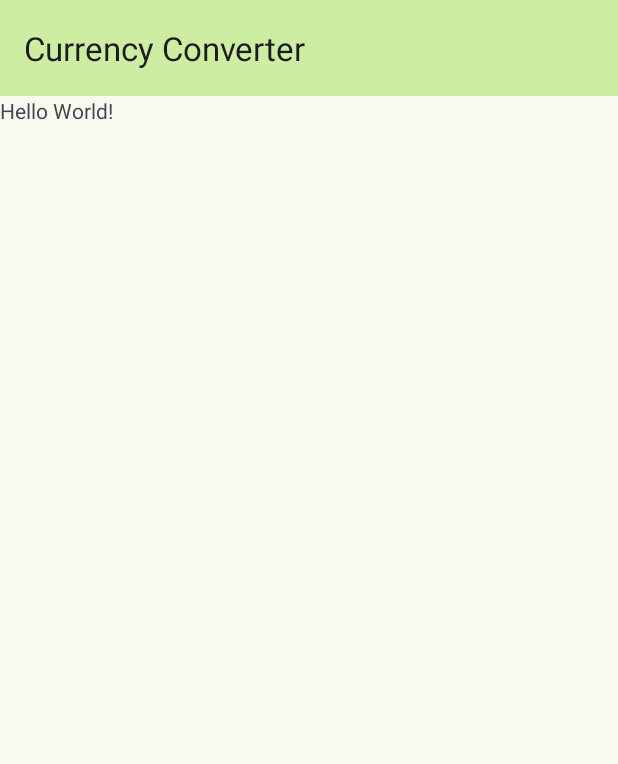
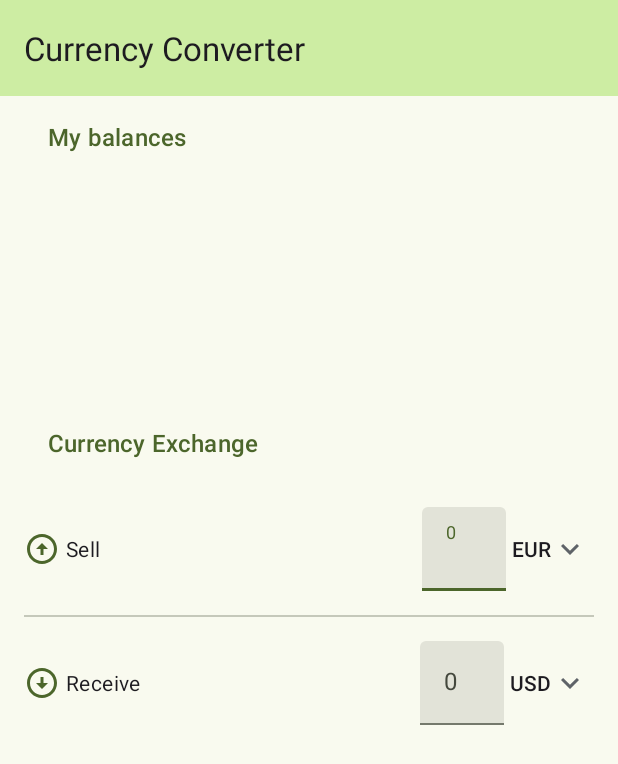
Before and after one commit to gr-alia/CurrencyExcahnge, an Android app: the screen it shows after launch (MainActivity), on a phone screen of 412 x 824 dp. Shown: the top 764 px of the screen. Run offline under Robolectric (Android 15) with nearby library versions, the phone set to English and light mode, and no system bars.

Commit message:
Setup layout design

```diff
--- /dev/null
+++ b/app/src/main/res/drawable/ic_arrow_circle_down.xml
@@ -0,0 +1,9 @@
+<vector xmlns:android="http://schemas.android.com/apk/res/android"
+    android:width="24dp"
+    android:height="24dp"
+    android:viewportWidth="24"
+    android:viewportHeight="24">
+  <path
+      android:pathData="M12,4c4.41,0 8,3.59 8,8s-3.59,8 -8,8s-8,-3.59 -8,-8S7.59,4 12,4M12,2C6.48,2 2,6.48 2,12c0,5.52 4.48,10 10,10c5.52,0 10,-4.48 10,-10C22,6.48 17.52,2 12,2L12,2zM13,12l0,-4h-2l0,4H8l4,4l4,-4H13z"
+      android:fillColor="#5f6368"/>
+</vector>
--- /dev/null
+++ b/app/src/main/res/drawable/ic_arrow_circle_up.xml
@@ -0,0 +1,9 @@
+<vector xmlns:android="http://schemas.android.com/apk/res/android"
+    android:width="24dp"
+    android:height="24dp"
+    android:viewportWidth="24"
+    android:viewportHeight="24">
+  <path
+      android:pathData="M12,20c-4.41,0 -8,-3.59 -8,-8s3.59,-8 8,-8s8,3.59 8,8S16.41,20 12,20M12,22c5.52,0 10,-4.48 10,-10c0,-5.52 -4.48,-10 -10,-10C6.48,2 2,6.48 2,12C2,17.52 6.48,22 12,22L12,22zM11,12l0,4h2l0,-4h3l-4,-4l-4,4H11z"
+      android:fillColor="#5f6368"/>
+</vector>
--- /dev/null
+++ b/app/src/main/res/drawable/ic_expand_more.xml
@@ -0,0 +1,9 @@
+<vector xmlns:android="http://schemas.android.com/apk/res/android"
+    android:width="24dp"
+    android:height="24dp"
+    android:viewportWidth="24"
+    android:viewportHeight="24">
+  <path
+      android:pathData="M16.59,8.59L12,13.17 7.41,8.59 6,10l6,6 6,-6 -1.41,-1.41z"
+      android:fillColor="#5f6368"/>
+</vector>
--- a/app/src/main/res/layout/activity_main.xml
+++ b/app/src/main/res/layout/activity_main.xml
@@ -5,6 +5,7 @@
     android:id="@+id/main"
     android:layout_width="match_parent"
     android:layout_height="match_parent"
+    android:background="?attr/colorSurface"
     tools:context=".MainActivity">
 
     <com.google.android.material.appbar.AppBarLayout
@@ -32,13 +33,125 @@
             android:orientation="vertical">
 
             <TextView
-                android:layout_width="wrap_content"
+                android:id="@+id/balances_title"
+                android:layout_width="match_parent"
                 android:layout_height="wrap_content"
-                android:text="Hello World!"
-                app:layout_constraintBottom_toBottomOf="parent"
-                app:layout_constraintEnd_toEndOf="parent"
-                app:layout_constraintStart_toStartOf="parent"
-                app:layout_constraintTop_toTopOf="parent" />
+                android:paddingHorizontal="32dp"
+                android:paddingVertical="16dp"
+                android:text="@string/main_total_balances_title"
+                android:textAppearance="@style/TextAppearance.Material3.TitleMedium"
+                android:textColor="?attr/colorPrimary" />
+
+            <View
+                android:layout_width="match_parent"
+                android:layout_height="150dp" />
+
+            <TextView
+                android:id="@+id/currency_exchange_title"
+                android:layout_width="match_parent"
+                android:layout_height="wrap_content"
+                android:paddingHorizontal="32dp"
+                android:paddingVertical="16dp"
+                android:text="@string/main_currency_exchange_title"
+                android:textAppearance="@style/TextAppearance.Material3.TitleMedium"
+                android:textColor="?attr/colorPrimary"
+                app:drawableTint="?attr/colorError" />
+
+            <LinearLayout
+                android:layout_width="match_parent"
+                android:layout_height="wrap_content"
+                android:gravity="center_vertical"
+                android:orientation="horizontal"
+                android:padding="16dp">
+
+                <TextView
+                    android:layout_width="0dp"
+                    android:layout_height="wrap_content"
+                    android:layout_weight="1"
+                    android:drawablePadding="4dp"
+                    android:gravity="center_vertical"
+                    android:text="@string/main_currency_exchange_sell_title"
+                    android:textAppearance="@style/TextAppearance.Material3.BodyMedium"
+                    app:drawableStartCompat="@drawable/ic_arrow_circle_up"
+                    app:drawableTint="?attr/colorPrimary" />
+
+                <com.google.android.material.textfield.TextInputLayout
+                    android:id="@+id/sell_input_layout"
+                    style="@style/Widget.Material3.TextInputLayout.FilledBox"
+                    android:layout_width="wrap_content"
+                    android:layout_height="wrap_content"
+                    android:hint="0">
+
+                    <com.google.android.material.textfield.TextInputEditText
+                        android:id="@+id/sell_input_edit"
+                        android:layout_width="match_parent"
+                        android:layout_height="wrap_content" />
+
+
+                </com.google.android.material.textfield.TextInputLayout>
+
+                <TextView
+                    android:id="@+id/sell_currency_title"
+                    android:layout_width="wrap_content"
+                    android:layout_height="wrap_content"
+                    android:gravity="center_vertical"
+                    android:padding="4dp"
+                    android:text="EUR"
+                    android:textAppearance="@style/TextAppearance.Material3.LabelLarge"
+                    app:drawableEndCompat="@drawable/ic_expand_more" />
+
+            </LinearLayout>
+
+            <com.google.android.material.divider.MaterialDivider
+                android:layout_width="match_parent"
+                android:layout_height="wrap_content"
+                app:dividerInsetEnd="16dp"
+                app:dividerInsetStart="16dp" />
+
+            <LinearLayout
+                android:layout_width="match_parent"
+                android:layout_height="wrap_content"
+                android:gravity="center_vertical"
+                android:orientation="horizontal"
+                android:padding="16dp">
+
+                <TextView
+                    android:layout_width="0dp"
+                    android:layout_height="wrap_content"
+                    android:layout_weight="1"
+                    android:drawablePadding="4dp"
+                    android:gravity="center_vertical"
+                    android:text="@string/main_currency_exchange_receive_title"
+                    android:textAppearance="@style/TextAppearance.Material3.BodyMedium"
+                    app:drawableStartCompat="@drawable/ic_arrow_circle_down"
+                    app:drawableTint="?attr/colorPrimary" />
+
+                <com.google.android.material.textfield.TextInputLayout
+                    android:id="@+id/receive_input_layout"
+                    style="@style/Widget.Material3.TextInputLayout.FilledBox"
+                    android:layout_width="wrap_content"
+                    android:layout_height="wrap_content"
+                    android:hint="0">
+
+                    <com.google.android.material.textfield.TextInputEditText
+                        android:id="@+id/receive_input_edit"
+                        android:layout_width="match_parent"
+                        android:layout_height="wrap_content" />
+
+
+                </com.google.android.material.textfield.TextInputLayout>
+
+                <TextView
+                    android:id="@+id/receive_currency_title"
+                    android:layout_width="wrap_content"
+                    android:layout_height="wrap_content"
+                    android:gravity="center_vertical"
+                    android:padding="4dp"
+                    android:text="USD"
+                    android:textAppearance="@style/TextAppearance.Material3.LabelLarge"
+                    app:drawableEndCompat="@drawable/ic_expand_more" />
+
+            </LinearLayout>
 
         </LinearLayout>
 
```
